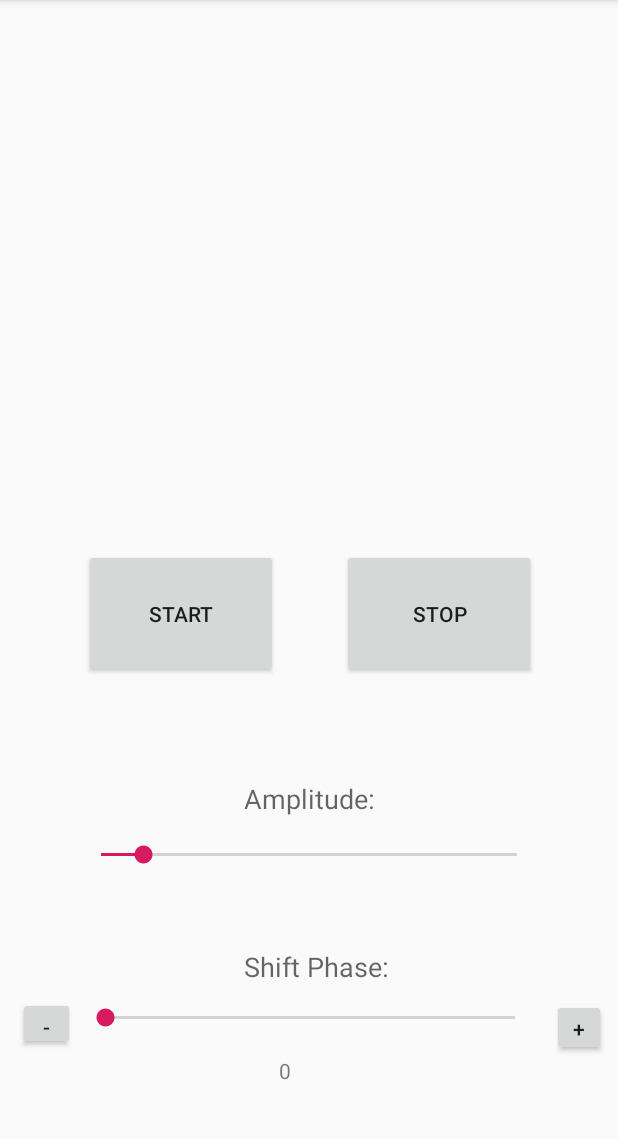
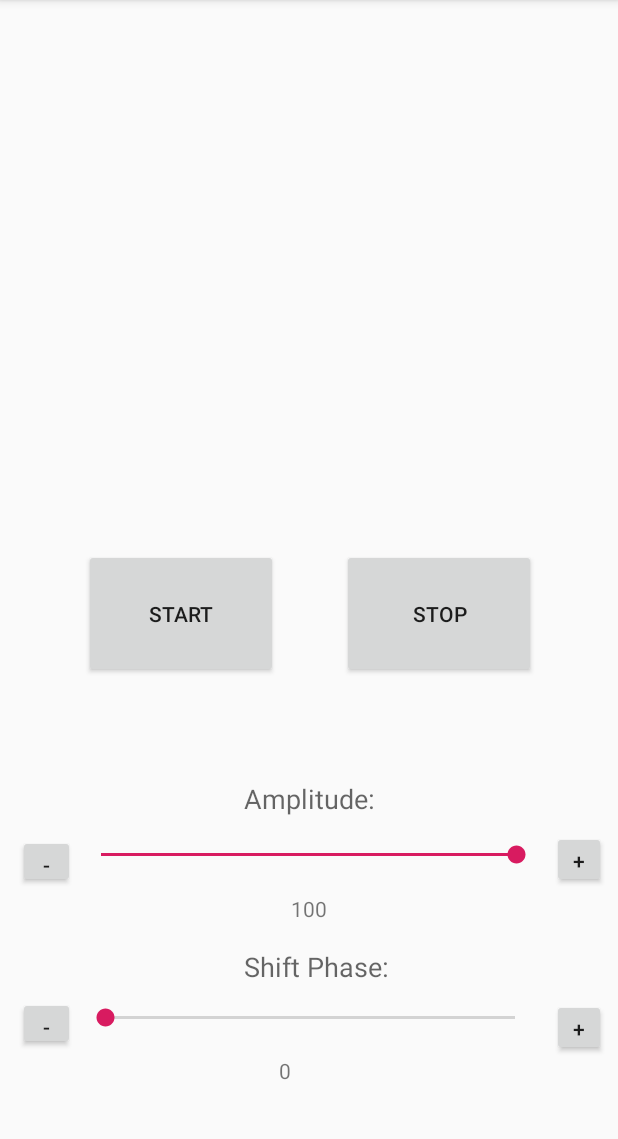
Before and after one commit to infinite-improbability-drive/HushApp, an Android app: the screen it shows after launch (MainActivity), on a phone screen of 412 x 824 dp, the part 84-1223 px from its top. Run offline under Robolectric (Android 15) with nearby library versions, the phone set to English and light mode, and no system bars.

Commit message:
Finished amplitude

```diff
--- a/app/src/main/java/com/example/hush/MainActivity.kt
+++ b/app/src/main/java/com/example/hush/MainActivity.kt
@@ -29,6 +29,8 @@ class MainActivity : AppCompatActivity(), MediaPlayer.OnCompletionListener {
     lateinit var button5: Button
     lateinit var buttonMinus: Button
     lateinit var buttonPlus: Button
+    lateinit var buttonMinusA: Button
+    lateinit var buttonPlusA: Button
     lateinit var tv1: TextView
 
     override fun onCreate(savedInstanceState: Bundle?) {
@@ -48,6 +50,9 @@ class MainActivity : AppCompatActivity(), MediaPlayer.OnCompletionListener {
 
         buttonMinus = findViewById(R.id.btnMinus) as Button
         buttonPlus = findViewById(R.id.btnPlus) as Button
+
+        buttonMinusA = findViewById(R.id.btnMinusA) as Button
+        buttonPlusA = findViewById(R.id.btnPlusA) as Button
 
         button4 = findViewById(R.id.btnStart2) as Button
         button5 = findViewById(R.id.btnStop2) as Button
@@ -103,9 +108,24 @@ class MainActivity : AppCompatActivity(), MediaPlayer.OnCompletionListener {
             textView.text = SeekP.progress.toString()
             playSound.phaseShift(SeekP.progress)
         }
+        buttonMinusA.setOnClickListener {
+            SeekA.progress = seekA.progress - 1
+            val textView: TextView = findViewById(R.id.ANum)
+            textView.text = SeekA.progress.toString()
+            playSound.changeVolume(SeekA.progress)
+        }
+        buttonPlusA.setOnClickListener {
+            SeekA.progress = seekA.progress + 1
+            val textView: TextView = findViewById(R.id.ANum)
+            textView.text = SeekA.progress.toString()
+            playSound.changeVolume(SeekA.progress)
+        }
 
         SeekA.setOnSeekBarChangeListener(object : SeekBar.OnSeekBarChangeListener {
             override fun onProgressChanged(seekBar: SeekBar, progress: Int, fromUser: Boolean) {
+                val textView: TextView = findViewById(R.id.ANum)
+                textView.text = SeekA.progress.toString()
+                playSound.changeVolume(progress)
             }
             override fun onStartTrackingTouch(seekBar: SeekBar) {
                 // TODO Auto-generated method stub
--- a/app/src/main/java/com/example/hush/PlaySound.java
+++ b/app/src/main/java/com/example/hush/PlaySound.java
@@ -122,6 +122,12 @@ public class PlaySound {
         audioTrack.play();
     }
 
+    public void changeVolume(int position) {
+        float z = (float) position / 100;
+        audioTrack.setVolume(z);
+
+    }
+
     void playSound(){
         Log.d("playSound/thread " + thread.getId() + " state", thread.getState().toString());
         Log.d("playSound/starting frame", Integer.toString(0));
--- a/app/src/main/res/layout/activity_main.xml
+++ b/app/src/main/res/layout/activity_main.xml
@@ -70,6 +70,26 @@
         app:layout_constraintStart_toStartOf="parent" />
 
     <Button
+        android:id="@+id/btnMinusA"
+        android:layout_width="38dp"
+        android:layout_height="35dp"
+        android:layout_marginStart="12dp"
+        android:layout_marginBottom="176dp"
+        android:text="-"
+        app:layout_constraintBottom_toBottomOf="parent"
+        app:layout_constraintStart_toStartOf="parent" />
+
+    <Button
+        android:id="@+id/btnPlusA"
+        android:layout_width="36dp"
+        android:layout_height="38dp"
+        android:layout_marginStart="368dp"
+        android:layout_marginBottom="176dp"
+        android:text="+"
+        app:layout_constraintBottom_toBottomOf="parent"
+        app:layout_constraintStart_toStartOf="parent" />
+
+    <Button
         android:id="@+id/btnStop"
         android:layout_width="125dp"
         android:layout_height="86dp"
@@ -128,8 +148,8 @@
         android:layout_marginStart="8dp"
         android:layout_marginEnd="8dp"
         android:layout_marginBottom="44dp"
-        android:max="10"
-        android:progress="1"
+        android:max="100"
+        android:progress="100"
         app:layout_constraintBottom_toTopOf="@+id/labelP"
         app:layout_constraintEnd_toEndOf="parent"
         app:layout_constraintStart_toStartOf="parent" />
@@ -200,6 +220,19 @@
         app:layout_constraintTop_toBottomOf="@+id/seekP"
         app:layout_constraintVertical_bias="0.133" />
 
+    <TextView
+        android:id="@+id/ANum"
+        android:layout_width="66dp"
+        android:layout_height="30dp"
+        android:layout_marginTop="8dp"
+        android:layout_marginEnd="152dp"
+        android:layout_marginBottom="136dp"
+        android:text="100"
+        app:layout_constraintBottom_toBottomOf="parent"
+        app:layout_constraintEnd_toEndOf="parent"
+        app:layout_constraintTop_toBottomOf="@+id/seekA"
+        app:layout_constraintVertical_bias="0.0" />
+
     <!--<android.support.design.widget.FloatingActionButton-->
     <!--android:id="@+id/fab"-->
     <!--android:layout_width="wrap_content"-->
```
